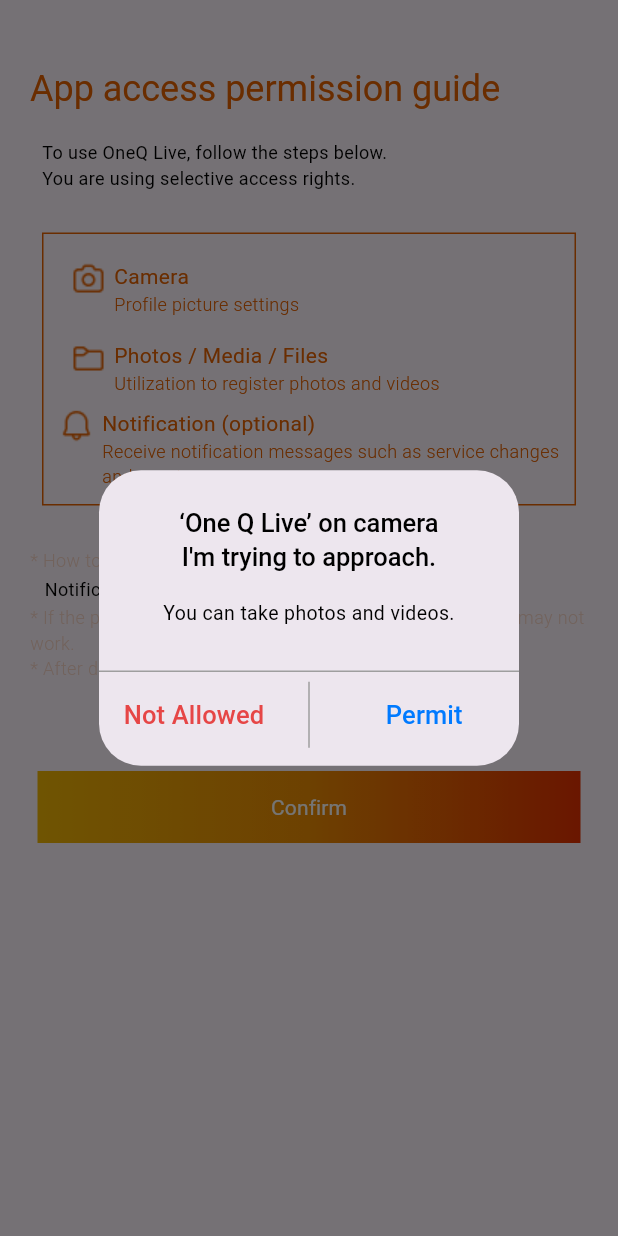
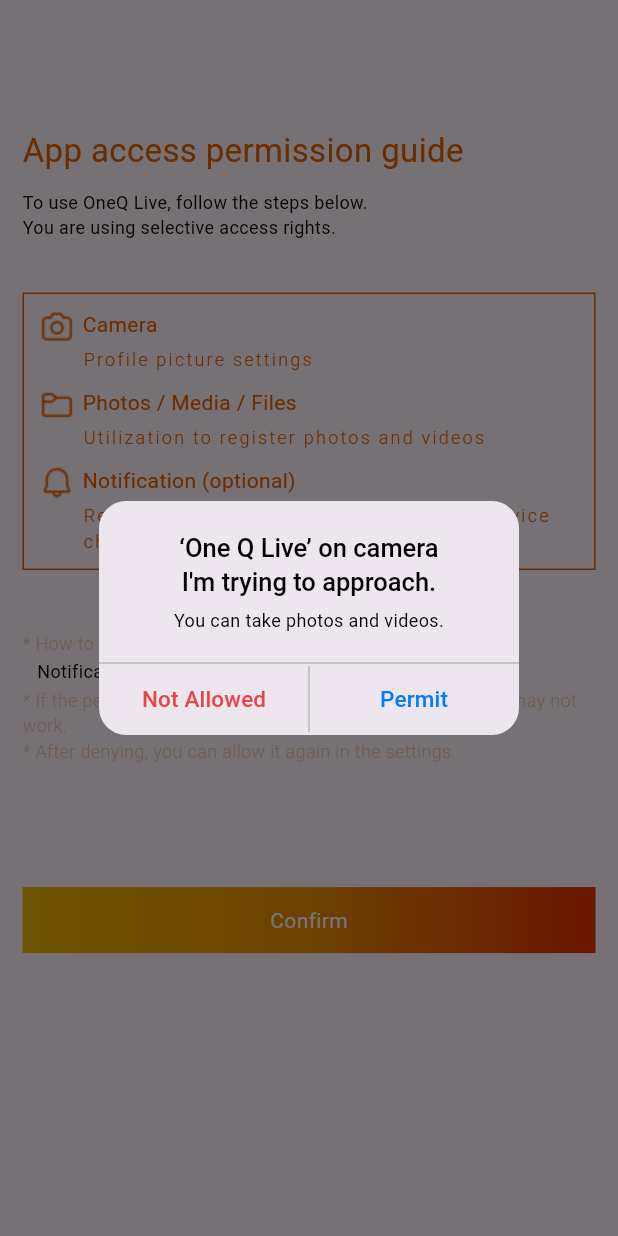
Before and after one commit to stellarboymihir/route_in_live, a Flutter app: the screen it shows after launch, after a tap on "Confirm", on a phone screen of 412 x 824 dp. Run offline on Flutter 3.47's test engine with Material 3 defaults, Android fonts, the phone set to English and light mode, and no system bars; Roboto replaces fonts that are missing (NotoSansKR, NotoSansKR-ExtraBold, NotoSansKR-Medium).

Commit message:
Till lunch

```diff
--- a/lib/authentication/permission_page.dart
+++ b/lib/authentication/permission_page.dart
@@ -13,10 +13,12 @@ class PermissionPage extends StatefulWidget {
 class _PermissionPageState extends State<PermissionPage> {
   @override
   Widget build(BuildContext context) {
+    var height = MediaQuery.of(context).size.height;
+    var width = MediaQuery.of(context).size.width;
     return Scaffold(
       body: SafeArea(
         child: Padding(
-          padding: const EdgeInsets.symmetric(horizontal: 20.0),
+          padding: const EdgeInsets.symmetric(horizontal: 15.0, vertical: 40),
           child: SingleChildScrollView(
             child: Column(
               crossAxisAlignment: CrossAxisAlignment.start,
@@ -24,85 +26,86 @@ class _PermissionPageState extends State<PermissionPage> {
                 const SizedBox(
                   height: 45,
                 ),
-                RichText(
-                  text: const TextSpan(
-                    text: 'App access permission guide',
-                    style: MyStyle.tx24,
+                Text(
+                  'App access permission guide',
+                  style: MyStyle.tx24.copyWith(fontSize: 22),
                 ),
+                const SizedBox(
+                  height: 10,
                 ),
-                const Padding(
-                  padding: EdgeInsets.symmetric(vertical: 20, horizontal: 8.0),
-                  child: Text(
+                const Text(
                   'To use OneQ Live, follow the steps below. \nYou are using selective access rights.',
                   maxLines: 2,
                   overflow: TextOverflow.ellipsis,
                   style: MyStyle.tx12B,
                 ),
+                const SizedBox(
+                  height: 35,
                 ),
-                Padding(
-                  padding: const EdgeInsets.all(8.0),
-                  child: Container(
+                Container(
+                  padding:
+                      const EdgeInsets.symmetric(vertical: 10, horizontal: 10),
                   decoration: BoxDecoration(
                     border: Border.all(color: MyColor.orange),
                   ),
-                    child: Padding(
-                      padding: const EdgeInsets.all(10.0),
                   child: Column(
                     crossAxisAlignment: CrossAxisAlignment.start,
                     children: [
-                          Padding(
-                            padding: const EdgeInsets.all(8.0),
-                            child: Row(
+                      Row(
                         crossAxisAlignment: CrossAxisAlignment.start,
                         children: [
                           Image.asset('assets/images/Camera.png'),
                           const SizedBox(
                             width: 5,
                           ),
-                                const Expanded(
+                          Expanded(
                             child: Column(
-                                    crossAxisAlignment:
-                                        CrossAxisAlignment.start,
+                              crossAxisAlignment: CrossAxisAlignment.start,
                               children: [
-                                      Text(
+                                const Text(
                                   'Camera',
-                                        style: MyStyle.tx14O,
+                                  style: MyStyle.tx14OB,
                                 ),
+                                const SizedBox(height: 5),
                                 Text(
                                   'Profile picture settings',
-                                        style: MyStyle.tx12O,
+                                  style: MyStyle.tx12O
+                                      .copyWith(letterSpacing: 1.5),
                                 ),
                               ],
                             ),
                           ),
                         ],
                       ),
+                      const SizedBox(
+                        height: 10,
                       ),
-                          Padding(
-                            padding: const EdgeInsets.all(8.0),
-                            child: Row(
+                      Row(
                         crossAxisAlignment: CrossAxisAlignment.start,
                         children: [
                           Image.asset('assets/images/Folder.png'),
                           const SizedBox(
                             width: 5,
                           ),
-                                const Expanded(
+                          Expanded(
                             child: Column(
-                                    crossAxisAlignment:
-                                        CrossAxisAlignment.start,
+                              crossAxisAlignment: CrossAxisAlignment.start,
                               children: [
-                                      Text('Photos / Media / Files',
-                                          style: MyStyle.tx14O),
+                                const Text('Photos / Media / Files',
+                                    style: MyStyle.tx14OB),
+                                const SizedBox(height: 5),
                                 Text(
                                   'Utilization to register photos and videos',
-                                        style: MyStyle.tx12O,
+                                  style: MyStyle.tx12O
+                                      .copyWith(letterSpacing: 1.5),
                                 ),
                               ],
                             ),
                           ),
                         ],
                       ),
+                      const SizedBox(
+                        height: 10,
                       ),
                       Row(
                         crossAxisAlignment: CrossAxisAlignment.start,
@@ -111,17 +114,20 @@ class _PermissionPageState extends State<PermissionPage> {
                           const SizedBox(
                             width: 5,
                           ),
-                              const Expanded(
+                          Expanded(
                             child: Column(
                               crossAxisAlignment: CrossAxisAlignment.start,
                               children: [
-                                    Text(
+                                const Text(
                                   'Notification (optional)',
-                                      style: MyStyle.tx14O,
+                                  style: MyStyle.tx14OB,
                                 ),
+                                const SizedBox(height: 5),
                                 Text(
                                   'Receive notification messages such as service changes and events',
-                                        style: MyStyle.tx12O),
+                                  style: MyStyle.tx12O
+                                      .copyWith(letterSpacing: 1.5),
+                                ),
                               ],
                             ),
                           ),
@@ -130,13 +136,11 @@ class _PermissionPageState extends State<PermissionPage> {
                     ],
                   ),
                 ),
-                  ),
-                ),
                 const SizedBox(
-                  height: 20,
+                  height: 40,
                 ),
                 Opacity(
-                  opacity: 0.3,
+                  opacity: 0.5,
                   child: Text(
                     '* How to change access rights ',
                     style: MyStyle.tx12OP,
@@ -153,47 +157,33 @@ class _PermissionPageState extends State<PermissionPage> {
                   height: 2,
                 ),
                 Opacity(
-                  opacity: 0.3,
+                  opacity: 0.5,
                   child: Text(
                     '* If the permission is denied, the function works normally It may not work. \n'
                     '* After denying, you can allow it again in the settings.',
                     style: MyStyle.tx12OP,
                   ),
                 ),
-                const SizedBox(
-                  height: 20,
+                SizedBox(
+                  height: height * 0.1,
                 ),
-                Padding(
-                  padding:
-                      const EdgeInsets.symmetric(vertical: 40.0, horizontal: 5),
-                  child: Container(
-                    width: double.infinity,
-                    decoration: const BoxDecoration(
-                      gradient: LinearGradient(
-                        colors: [
-                          MyColor.dorange,
-                          MyColor.lorange,
-                          MyColor.yellow,
-                        ],
-                      ),
-                    ),
-                    child: ElevatedButton(
-                      style: ElevatedButton.styleFrom(
-                        backgroundColor: Colors.transparent,
-                        shadowColor: Colors.transparent,
-                      ),
-                      onPressed: () {
+                InkWell(
+                  onTap: () {
                     showDialog(
                         context: context,
                         builder: (BuildContext context) =>
                             const AlertDialogOne());
                   },
+                  child: Container(
+                    alignment: Alignment.center,
+                    height: 44,
+                    width: double.infinity,
+                    decoration: const BoxDecoration(
+                      gradient: MyColor.orangeGrad,
+                    ),
                     child: const Text(
                       'Confirm',
                       style: MyStyle.tx14W,
-                      ),
-
-                      // ),
                     ),
                   ),
                 ),
--- a/lib/dialogbox/alert_dilaog_one.dart
+++ b/lib/dialogbox/alert_dilaog_one.dart
@@ -1,6 +1,4 @@
 import 'package:flutter/material.dart';
-
-import '../values/MyColor.dart';
 import '../values/MyStyle.dart';
 import 'alert_dialog_two.dart';
 
@@ -10,27 +8,32 @@ class AlertDialogOne extends StatelessWidget {
   @override
   Widget build(BuildContext context) {
     return AlertDialog(
+      shape: RoundedRectangleBorder(
+        borderRadius: BorderRadius.circular(18),
+      ),
+      titlePadding: const EdgeInsets.only(top: 20),
       title: const Text(
         '\‘One Q Live’ on camera \n'
         'I\'m trying to approach.',
         style: MyStyle.tx17B,
         textAlign: TextAlign.center,
       ),
-      content: const Column(
+      content: Column(
         mainAxisSize: MainAxisSize.min,
         children: [
           Text(
             'You can take photos and videos.',
-            style: MyStyle.tx13B,
+            style: MyStyle.tx13B.copyWith(fontSize: 12),
             textAlign: TextAlign.center,
           ),
         ],
       ),
-      actionsPadding: const EdgeInsets.only(bottom: 10),
+      contentPadding: const EdgeInsets.only(top: 5, bottom: 20),
+      actionsPadding: const EdgeInsets.all(0),
       actions: [
         const Divider(
-          height: 10,
-          thickness: 1,
+          height: 0,
+          thickness: 0,
           indent: 0,
           endIndent: 0,
           color: Colors.grey,
@@ -45,17 +48,17 @@ class AlertDialogOne extends StatelessWidget {
                       builder: (BuildContext context) =>
                           const AlertDialogTwo());
                 },
-                child: const Text(
+                child: Text(
                   'Not Allowed',
-                  style: MyStyle.tx17N,
+                  style: MyStyle.tx17N.copyWith(fontSize: 15),
                 ),
               ),
             ),
             const SizedBox(
               height: 44,
               child: VerticalDivider(
-                width: 27,
-                thickness: 1,
+                width: 0,
+                thickness: 0,
                 indent: 0,
                 endIndent: 0,
                 color: Colors.grey,
@@ -69,9 +72,9 @@ class AlertDialogOne extends StatelessWidget {
                       builder: (BuildContext context) =>
                           const AlertDialogTwo());
                 },
-                child: const Text(
+                child: Text(
                   'Permit',
-                  style: MyStyle.tx17P,
+                  style: MyStyle.tx17P.copyWith(fontSize: 15),
                 ),
               ),
             ),
--- a/lib/values/MyColor.dart
+++ b/lib/values/MyColor.dart
@@ -10,4 +10,9 @@ class MyColor {
   static const Color iosblue = Color(0xFF007AFF);
   static const Color black = Color(0xFF303030);
   static Color blackO = const Color(0xFF303030).withOpacity(0.3);
+  static const LinearGradient orangeGrad = LinearGradient(colors: [
+    Color(0xFFF2B705),
+    Color(0xFFEE8D03),
+    Color(0xFFE63100),
+  ]);
 }
--- a/lib/values/MyStyle.dart
+++ b/lib/values/MyStyle.dart
@@ -11,7 +11,7 @@ class MyStyle {
   );
   static const tx12O = TextStyle(
     fontSize: 12,
-    fontFamily: 'NotoSansKR-Medium',
+    fontFamily: 'NotoSansKR',
     fontWeight: FontWeight.w300,
     color: MyColor.orange,
   );
@@ -45,11 +45,17 @@ class MyStyle {
     fontWeight: FontWeight.w400,
     color: MyColor.orange,
   );
+  static const tx14OB = TextStyle(
+    fontSize: 14,
+    fontFamily: 'NotoSansKR-SemiBold',
+    fontWeight: FontWeight.w400,
+    color: MyColor.orange,
+  );
   static TextStyle tx14OP = TextStyle(
     fontSize: 14,
-    fontFamily: 'NotoSansKR-Medium',
+    fontFamily: 'NotoSansKR',
     fontWeight: FontWeight.w400,
-    color: MyColor.orange.withOpacity(0.3),
+    color: MyColor.orange.withOpacity(0.2),
   );
   static const tx14W = TextStyle(
     fontSize: 14,
@@ -64,12 +70,12 @@ class MyStyle {
       color: Colors.black);
   static const tx17N = TextStyle(
       fontSize: 17,
-      fontFamily: 'NotoSansKR-SemiBold',
+      fontFamily: 'NotoSansKR-Medium',
       fontWeight: FontWeight.w500,
       color: MyColor.lred);
   static const tx17P = TextStyle(
       fontSize: 17,
-      fontFamily: 'NotoSansKR-SemiBold',
+      fontFamily: 'NotoSansKR-Medium',
       fontWeight: FontWeight.w500,
       color: MyColor.iosblue);
 
```
Also changed, not shown: lib/authentication/login_page.dart (+12 -10 lines), lib/dialogbox/alert_dialog_three.dart (+18 -13 lines), lib/dialogbox/alert_dialog_two.dart (+16 -11 lines). Lines whose indentation alone changed are shown as unchanged.
